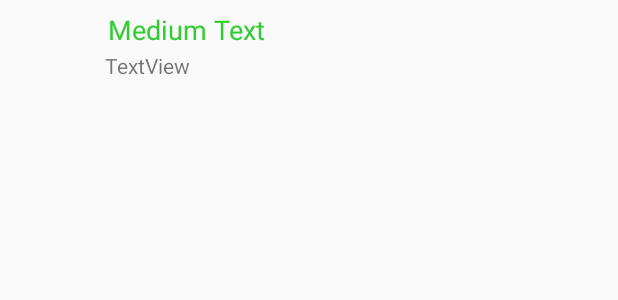
After one commit to fedeastapenco/BidUp, an Android app: the layout auction_list.xml on its own in the app's theme, with its tools: preview values and no code run, on a phone screen of 412 x 824 dp. The commit adds this screen. Shown: the top 300 px of the screen. Run offline under Robolectric (Android 15) with nearby library versions, the phone set to English and light mode, and no system bars; network calls fail.

Commit message:
Layout para auctions
Subo layout y  cambios necesarios para mostar el mismo

```diff
--- a/BidUp Android/BidUp/app/build.gradle
+++ b/BidUp Android/BidUp/app/build.gradle
@@ -31,6 +31,7 @@ dependencies {
     compile 'com.google.firebase:firebase-core:9.2.0'
     //noinspection GradleCompatible
     compile 'com.google.firebase:firebase-messaging:9.2.0'
+    compile 'com.squareup.picasso:picasso:2.5.2'
     compile group: 'com.cloudinary', name: 'cloudinary-android', version: '1.20.0'
     compile 'com.android.support:design:26.+'
     testCompile 'junit:junit:4.12'
--- a/BidUp Android/BidUp/app/src/main/java/proyectointegrador/bidup/fragments/PublishedFragment.java
+++ b/BidUp Android/BidUp/app/src/main/java/proyectointegrador/bidup/fragments/PublishedFragment.java
@@ -29,6 +29,7 @@ import java.util.ArrayList;
 import java.util.Date;
 import java.util.List;
 
+import proyectointegrador.bidup.AuctionListAdapter;
 import proyectointegrador.bidup.R;
 import proyectointegrador.bidup.activities.AuctionDetailActivity;
 import proyectointegrador.bidup.activities.CreateAuctionActivity;
@@ -108,7 +109,7 @@ public class PublishedFragment extends ListFragment implements OnItemClickListen
                 startActivity(intent);
             }
         });
-        auctionAdapter = new ArrayAdapter<Auction>(getView().getContext(),android.R.layout.simple_list_item_1, new ArrayList<Auction>());
+        auctionAdapter = new AuctionListAdapter(getActivity(),new ArrayList<Auction>());
         ListView listView = (ListView)getActivity().findViewById(android.R.id.list);
 
         listView.setAdapter(auctionAdapter);
--- /dev/null
+++ b/BidUp Android/BidUp/app/src/main/res/layout/auction_list.xml
@@ -0,0 +1,34 @@
+<?xml version="1.0" encoding="utf-8"?>
+<LinearLayout xmlns:android="http://schemas.android.com/apk/res/android"
+    android:layout_width="match_parent"
+    android:layout_height="match_parent"
+    android:orientation="horizontal" >
+
+    <ImageView
+        android:id="@+id/icon"
+        android:layout_width="60dp"
+        android:layout_height="60dp"
+        android:padding="5dp" />
+
+    <LinearLayout android:layout_width="wrap_content"
+        android:layout_height="wrap_content"
+        android:orientation="vertical">
+
+        <TextView
+            android:id="@+id/item"
+            android:layout_width="wrap_content"
+            android:layout_height="wrap_content"
+            android:text="Medium Text"
+            android:textAppearance="?android:attr/textAppearanceMedium"
+            android:layout_marginLeft="10dp"
+            android:layout_marginTop="5dp"
+            android:padding="2dp"
+            android:textColor="#33CC33" />
+        <TextView
+            android:id="@+id/textView1"
+            android:layout_width="wrap_content"
+            android:layout_height="wrap_content"
+            android:text="TextView"
+            android:layout_marginLeft="10dp"/>
+    </LinearLayout>
+</LinearLayout>
```
Also changed, not shown: BidUp Android/BidUp/app/src/main/java/proyectointegrador/bidup/AuctionListAdapter.java (added, +50 -0 lines), BidUp Android/BidUp/app/src/main/java/proyectointegrador/bidup/activities/AuctionDetailActivity.java (+63 -13 lines), BidUp Android/BidUp/app/src/main/java/proyectointegrador/bidup/fragments/LastAuctionsFragment.java (+18 -4 lines), BidUp Android/BidUp/app/src/main/java/proyectointegrador/bidup/models/Auction.java (+7 -0 lines), 3 other files.
